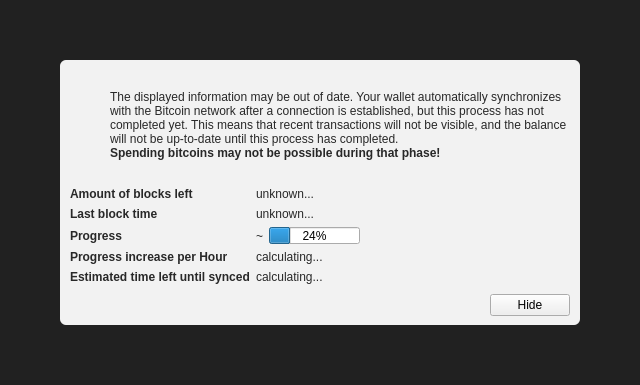
This is src/qt/forms/modaloverlay.ui in CoinBlack/blackcoin-more as Qt 5 draws it before an edit. The edited form follows.
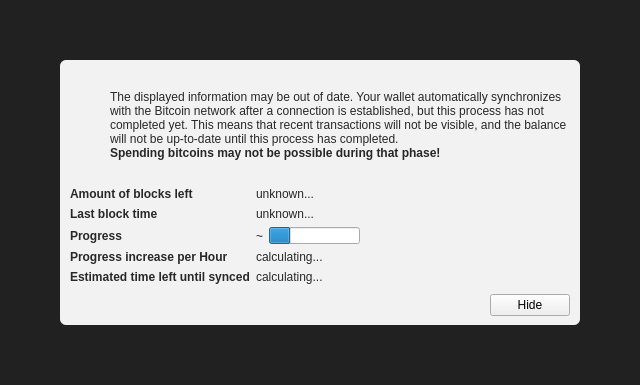
This is the edited form. Icons and pictures are not drawn. Custom widgets are drawn as their Qt base class.

Commit message:
[qt] sync-overlay: Don't show progress twice
* Don't show integer progress in progress bar. (Already shown in front
  of progress bar)

* Also, use non-static method to get current msecs

```diff
--- a/src/qt/forms/modaloverlay.ui
+++ b/src/qt/forms/modaloverlay.ui
@@ -276,6 +276,9 @@
                <property name="value">
                 <number>24</number>
                </property>
+               <property name="format">
+                <string/>
+               </property>
               </widget>
              </item>
             </layout>
```
The commit also changes 1 other file.
